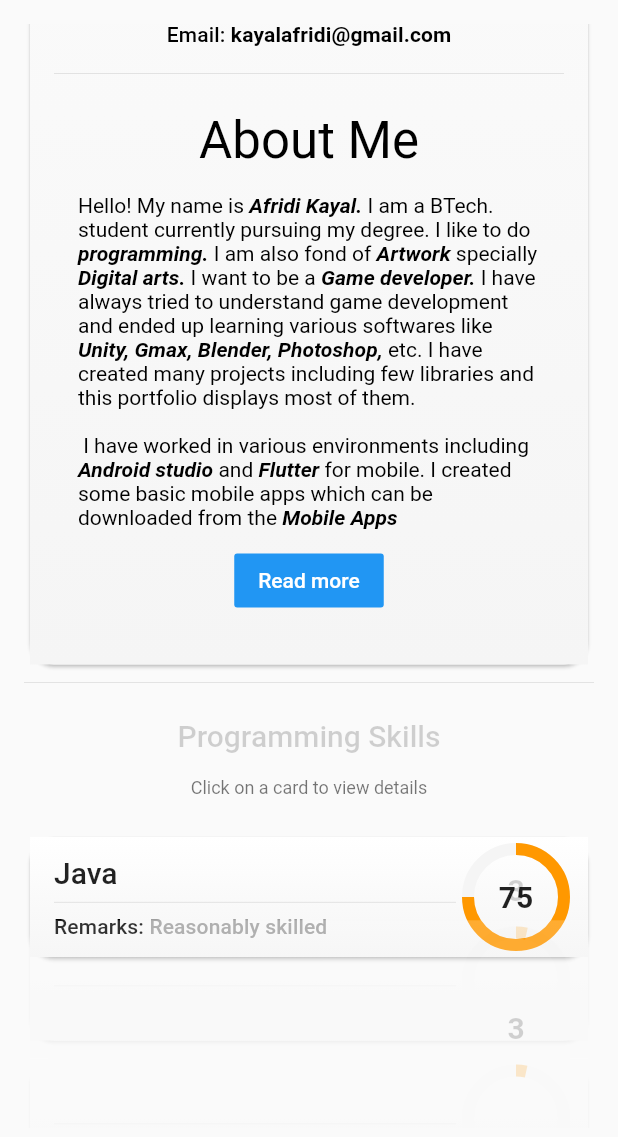
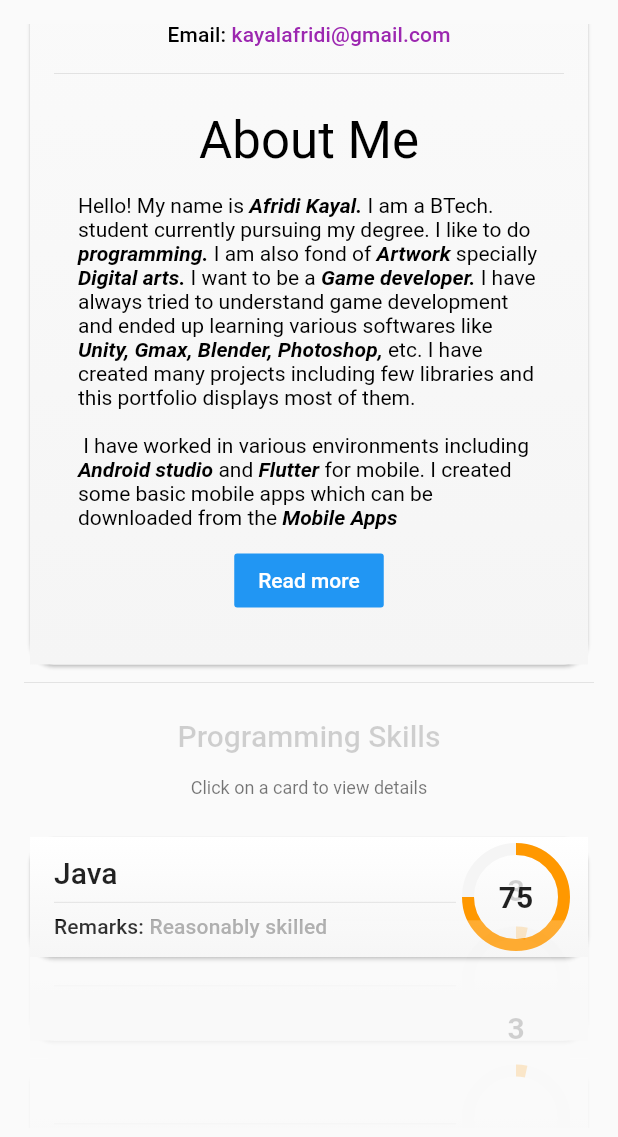
Before and after one commit to kay-af/kay-af.github.io, a Flutter app: the screen it shows after launch, scrolled down 576 dp, on a phone screen of 412 x 824 dp, the part 84-1221 px from its top. Run offline on Flutter 3.47's test engine with Material 2 defaults, Android fonts, the phone set to English and light mode, and no system bars; our stand-ins replace flutter_icons, flutter_spinkit, video_player; missing offline and left inert: dart:html, dart:js, timeline_list.

Commit message:
Added email links

```diff
--- a/lib/dataSource.dart
+++ b/lib/dataSource.dart
@@ -893,3 +893,4 @@ class SoftwarePaths {
 final String profilePicPath = "assets/images/profile_pic.jpg";
 final DateFormat defaultDateFormat = DateFormat.yMMMMd();
 const String downloadBasePath = "http://kay-af.github.io/portfolio/assets";
+final String mailToUrl = "https://mail.google.com?to=${AboutMe.email}&view=cm&body=Redirected%20from%20Portfolio";
--- a/lib/utils/personalInfoWidget.dart
+++ b/lib/utils/personalInfoWidget.dart
@@ -2,8 +2,10 @@ import 'dart:math';
 
 import 'package:flutter/material.dart';
 import 'package:flutter_icons/flutter_icons.dart';
+import 'package:portfolio/utils/app.dart';
 import 'package:portfolio/utils/flipFlopText.dart';
 import 'package:portfolio/utils/gridLoadingImage.dart';
+import 'package:portfolio/utils/urlHandler.dart';
 import '../dataSource.dart';
 import 'switcher.dart';
 
@@ -99,7 +101,13 @@ class _PersonalInfoWidgetState extends State<PersonalInfoWidget>
             value: AboutMe.nationality),
         _buildTablet(
             icon: Entypo.moon, label: "Religion", value: AboutMe.religion),
-        _buildTablet(icon: Entypo.mail, label: "Email", value: AboutMe.email),
+        _buildTablet(
+            icon: Entypo.mail,
+            label: "Email",
+            value: AboutMe.email,
+            onClick: () async {
+              await gotoUrl(mailToUrl);
+            }),
       ],
     );
   }
@@ -169,19 +177,31 @@ class _PersonalInfoWidgetState extends State<PersonalInfoWidget>
   Widget _buildTablet(
       {@required IconData icon,
       @required String label,
-      @required String value}) {
-    return Column(
+      @required String value,
+      Function() onClick}) {
+    var child = Column(
       mainAxisSize: MainAxisSize.min,
       children: <Widget>[
         Icon(icon),
         SizedBox(
           height: 10,
         ),
-        FlipFlopText(textList: ["$label: ", value]),
+        FlipFlopText(
+          textList: ["$label: ", value],
+          flopStyle: onClick != null
+              ? Theme.of(context).textTheme.subtitle.apply(color: Colors.purple)
+              : null,
+        ),
         SizedBox(
           height: 10,
         ),
       ],
+    );
+
+    if (onClick == null) return child;
+    return CursorPointer(
+      child: child,
+      onPressed: onClick,
     );
   }
 
--- a/lib/views/home/home.dart
+++ b/lib/views/home/home.dart
@@ -252,4 +252,5 @@ var _socialMediaOptions = <SocialMediaOption>[
       title: "Github",
       icon: FontAwesome.github,
       url: "https://github.com/kay-af"),
+  SocialMediaOption(title: "Email", icon: Entypo.mail, url: mailToUrl),
 ];
```
Also changed, not shown: 3 other files.
